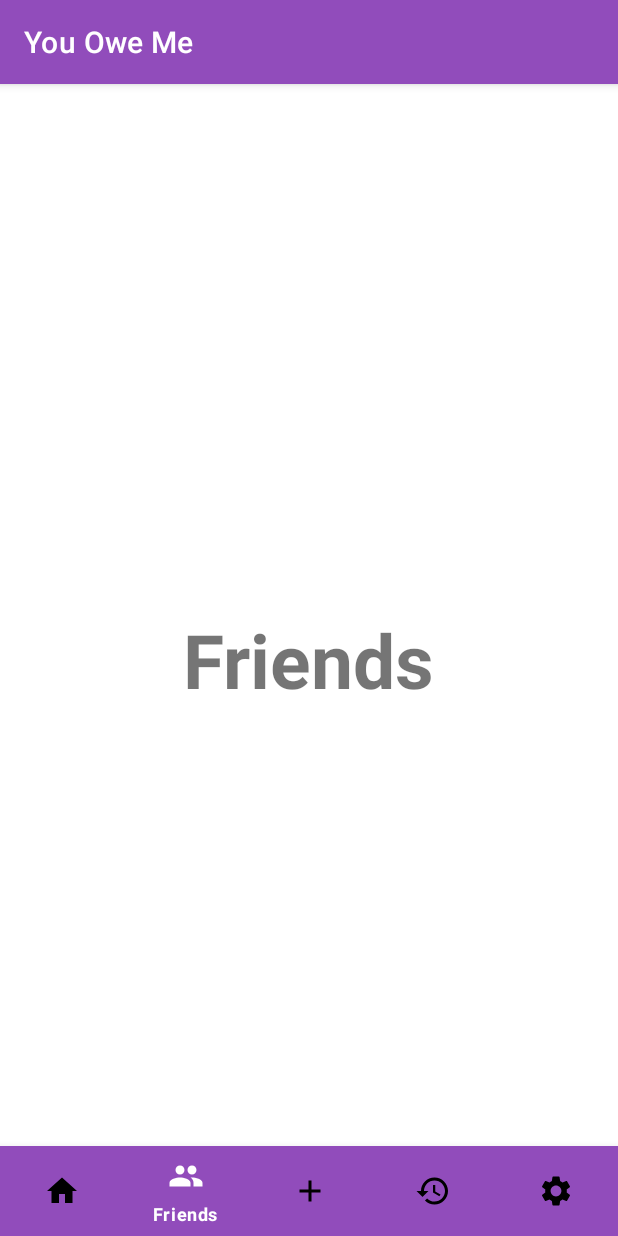
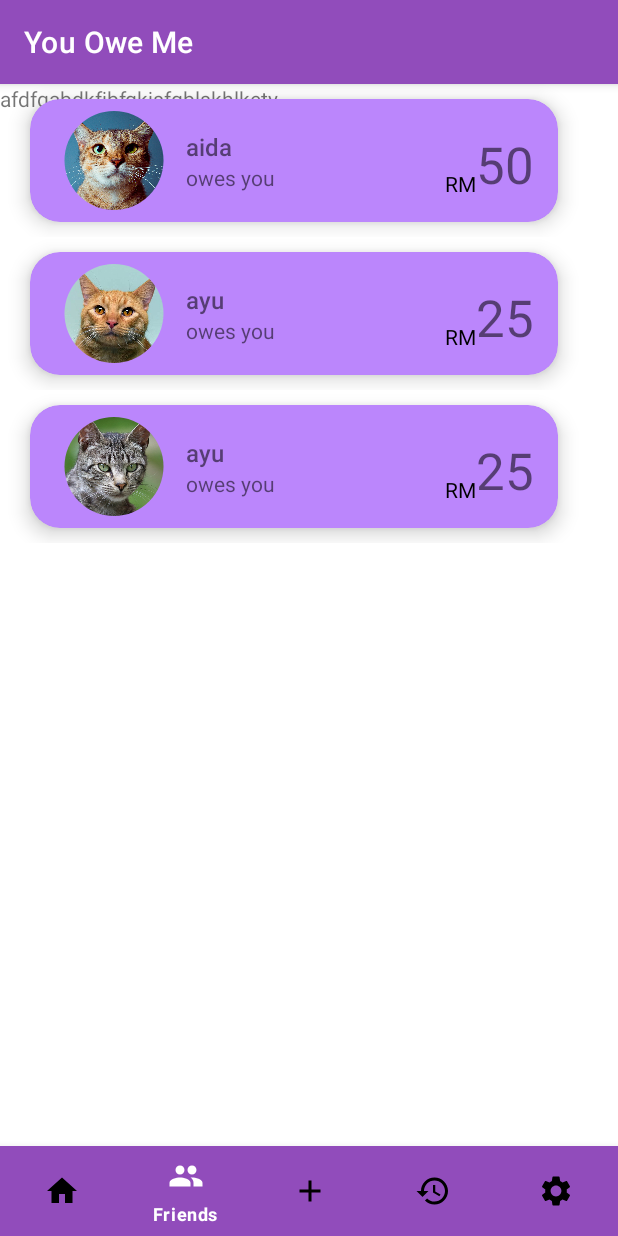
Before and after one commit to 11arns/YouOweMeProject, an Android app: the FriendsListActivity screen opened directly, with no data from a screen before it, on a phone screen of 412 x 824 dp. Run offline under Robolectric (Android 15) with nearby library versions, the phone set to English and light mode, and no system bars; our stand-ins replace CircleImageView.

Commit message:
Update Friend List Page

```diff
--- /dev/null
+++ b/app/src/main/java/com/example/YouOweMeProject/FriendsList/Friend/SettleUp/Confirmation.java
@@ -0,0 +1,4 @@
+package com.example.YouOweMeProject.FriendsList.Friend.SettleUp;
+
+public class Confirmation {
+}
--- /dev/null
+++ b/app/src/main/java/com/example/YouOweMeProject/FriendsList/Friend/SettleUpActivity.java
@@ -0,0 +1,4 @@
+package com.example.YouOweMeProject.FriendsList.Friend;
+
+public class SettleUpActivity {
+}
--- /dev/null
+++ b/app/src/main/java/com/example/YouOweMeProject/FriendsList/FriendActivity.java
@@ -0,0 +1,5 @@
+package com.example.YouOweMeProject.FriendsList;
+
+public class FriendActivity {
+
+}
--- /dev/null
+++ b/app/src/main/java/com/example/YouOweMeProject/FriendsList/FriendsListModel.java
@@ -0,0 +1,32 @@
+package com.example.YouOweMeProject.FriendsList;
+
+public class FriendsListModel {
+    String friendname;
+    String debtstatus;
+    String debtamount;
+    int image;
+
+
+    public FriendsListModel(String friendname, String debtstatus, String debtamount, int image) {
+        this.friendname = friendname;
+        this.debtstatus = debtstatus;
+        this.debtamount = debtamount;
+        this.image = image;
+    }
+
+    public String getFriendname() {
+        return friendname;
+    }
+
+    public String getDebtstatus() {
+        return debtstatus;
+    }
+
+    public String getDebtamount() {
+        return debtamount;
+    }
+
+    public int getImage() {
+        return image;
+    }
+}
--- /dev/null
+++ b/app/src/main/java/com/example/YouOweMeProject/FriendsList/Friendslist_RecyclerViewAdapter.java
@@ -0,0 +1,65 @@
+package com.example.YouOweMeProject.FriendsList;
+
+import android.content.Context;
+import android.view.LayoutInflater;
+import android.view.View;
+import android.view.ViewGroup;
+import android.widget.ImageView;
+import android.widget.TextView;
+
+import androidx.annotation.NonNull;
+import androidx.recyclerview.widget.RecyclerView;
+
+import com.example.YouOweMeProject.R;
+
+import java.util.ArrayList;
+
+public class Friendslist_RecyclerViewAdapter extends RecyclerView.Adapter<Friendslist_RecyclerViewAdapter.myviewholder> {
+
+    Context context;
+    ArrayList<FriendsListModel> friendsListModels;
+
+    public Friendslist_RecyclerViewAdapter(Context context, ArrayList<FriendsListModel> friendsListModels){
+       this.context = context;
+       this.friendsListModels= friendsListModels;
+
+    }
+    @NonNull
+    @Override
+    public Friendslist_RecyclerViewAdapter.myviewholder onCreateViewHolder(@NonNull ViewGroup parent, int viewType) {
+        LayoutInflater inflater = LayoutInflater.from(context);
+        View view = inflater.inflate(R.layout.friendslist_recyclerviewrow, parent, false);
+        return new Friendslist_RecyclerViewAdapter.myviewholder(view);
+    }
+
+    @Override
+    public void onBindViewHolder(@NonNull Friendslist_RecyclerViewAdapter.myviewholder holder, int position) {
+        holder.tvname.setText(friendsListModels.get(position).getFriendname());
+        holder.tvdebtamount.setText(friendsListModels.get(position).getDebtamount());
+        holder.tvdebtstatus.setText(friendsListModels.get(position).getDebtstatus());
+        holder.imageView.setImageResource(friendsListModels.get(position).getImage());
+
+    }
+
+    @Override
+    public int getItemCount() {
+        return friendsListModels.size();
+    }
+
+    public static class myviewholder extends RecyclerView.ViewHolder{
+
+        ImageView imageView;
+        TextView tvname, tvdebtstatus, tvdebtamount;
+
+        public myviewholder(@NonNull View itemView) {
+            super(itemView);
+
+            imageView = itemView.findViewById(R.id.IVfriends);
+            tvname = itemView.findViewById(R.id.TVfriendname);
+            tvdebtstatus = itemView.findViewById(R.id.TVdebtstatus);
+            tvdebtamount = itemView.findViewById(R.id.TVdebtamount);
+
+
+        }
+    }
+}
--- a/app/src/main/java/com/example/YouOweMeProject/FriendsListActivity.java
+++ b/app/src/main/java/com/example/YouOweMeProject/FriendsListActivity.java
@@ -2,19 +2,37 @@ package com.example.YouOweMeProject;
 
 import androidx.annotation.NonNull;
 import androidx.appcompat.app.AppCompatActivity;
+import androidx.recyclerview.widget.LinearLayoutManager;
+import androidx.recyclerview.widget.RecyclerView;
 
 import android.content.Intent;
 import android.os.Bundle;
 import android.view.MenuItem;
 
+import com.example.YouOweMeProject.FriendsList.FriendsListModel;
+import com.example.YouOweMeProject.FriendsList.Friendslist_RecyclerViewAdapter;
 import com.google.android.material.bottomnavigation.BottomNavigationView;
 
+import java.util.ArrayList;
+
 public class FriendsListActivity extends AppCompatActivity {
+
+    ArrayList<FriendsListModel> FriendListModels = new ArrayList<>();
+    int[] friendimage = {R.drawable.aida, R.drawable.ayu, R.drawable.ain};
 
     @Override
     protected void onCreate(Bundle savedInstanceState) {
         super.onCreate(savedInstanceState);
         setContentView(R.layout.friendslist);
+
+        //friends list recycler view
+        RecyclerView recyclerView = findViewById(R.id.friendslist_recyclerview);
+        setupfriendslistmodel();
+        Friendslist_RecyclerViewAdapter adapter = new Friendslist_RecyclerViewAdapter(this
+                , FriendListModels);
+        recyclerView.setAdapter(adapter);
+        recyclerView.setLayoutManager(new LinearLayoutManager(this));
+
 
         // Initialize and assign variable
         BottomNavigationView bottomNavigationView=findViewById(R.id.bottom_navigation);
@@ -51,5 +69,20 @@ public class FriendsListActivity extends AppCompatActivity {
                 return false;
             }
         });
+
+
+
+
+    }
+
+
+    private void setupfriendslistmodel(){
+        String[] name = getResources().getStringArray(R.array.friendname);
+        String[] debtstatus = getResources().getStringArray(R.array.debtstatus);
+        String[] debtamount = getResources().getStringArray(R.array.debtamount);
+
+        for(int i=0; i< name.length; i++ ){
+            FriendListModels.add(new FriendsListModel(name[i],debtstatus[i],debtamount[i], friendimage[i] ));
+        }
     }
 }
--- a/app/src/main/res/layout/friendslist.xml
+++ b/app/src/main/res/layout/friendslist.xml
@@ -8,12 +8,18 @@
     tools:context=".FriendsListActivity">
 
     <TextView
+        android:id="@+id/textView2"
         android:layout_width="wrap_content"
         android:layout_height="wrap_content"
-        android:text="Friends"
-        android:textSize="50sp"
-        android:textStyle="bold"
-        android:layout_centerInParent="true"/>
+        android:text="afdfgabdkfjbfgkjsfgblskhlkety" />
+
+    <androidx.recyclerview.widget.RecyclerView
+        android:id="@+id/friendslist_recyclerview"
+        android:layout_width="match_parent"
+        android:layout_height="match_parent"
+        android:layout_marginBottom="60dp" >
+
+    </androidx.recyclerview.widget.RecyclerView>
 
     <com.google.android.material.bottomnavigation.BottomNavigationView
         android:id="@+id/bottom_navigation"
@@ -23,6 +29,10 @@
         app:itemBackground="@color/purple"
         app:itemIconTint="@drawable/selector"
         app:itemTextColor="@drawable/selector"
-        app:menu="@menu/menu_navigation" />
+        app:menu="@menu/menu_navigation" >
+
+    </com.google.android.material.bottomnavigation.BottomNavigationView>
+
+
 
 </RelativeLayout>
--- /dev/null
+++ b/app/src/main/res/layout/friendslist_friend.xml
@@ -0,0 +1,6 @@
+<?xml version="1.0" encoding="utf-8"?>
+<androidx.constraintlayout.widget.ConstraintLayout xmlns:android="http://schemas.android.com/apk/res/android"
+    android:layout_width="match_parent"
+    android:layout_height="match_parent">
+
+</androidx.constraintlayout.widget.ConstraintLayout>
--- /dev/null
+++ b/app/src/main/res/layout/friendslist_friend_settleup.xml
@@ -0,0 +1,6 @@
+<?xml version="1.0" encoding="utf-8"?>
+<androidx.constraintlayout.widget.ConstraintLayout xmlns:android="http://schemas.android.com/apk/res/android"
+    android:layout_width="match_parent"
+    android:layout_height="match_parent">
+
+</androidx.constraintlayout.widget.ConstraintLayout>
--- /dev/null
+++ b/app/src/main/res/layout/friendslist_friend_settleup_confirmation.xml
@@ -0,0 +1,6 @@
+<?xml version="1.0" encoding="utf-8"?>
+<androidx.constraintlayout.widget.ConstraintLayout xmlns:android="http://schemas.android.com/apk/res/android"
+    android:layout_width="match_parent"
+    android:layout_height="match_parent">
+
+</androidx.constraintlayout.widget.ConstraintLayout>
--- /dev/null
+++ b/app/src/main/res/layout/friendslist_recyclerviewrow.xml
@@ -0,0 +1,85 @@
+<?xml version="1.0" encoding="utf-8"?>
+<androidx.constraintlayout.widget.ConstraintLayout xmlns:android="http://schemas.android.com/apk/res/android"
+    xmlns:app="http://schemas.android.com/apk/res-auto"
+    xmlns:tools="http://schemas.android.com/tools"
+    android:layout_width="match_parent"
+    android:layout_height="wrap_content">
+
+    <androidx.cardview.widget.CardView
+        android:layout_width="match_parent"
+        android:layout_height="wrap_content"
+        android:layout_marginStart="20dp"
+        android:layout_marginTop="10dp"
+        android:layout_marginEnd="40dp"
+        android:layout_marginBottom="10dp"
+        app:cardBackgroundColor="@color/purple_200"
+        app:cardCornerRadius="20dp"
+        app:cardElevation="8dp"
+        app:layout_constraintBottom_toBottomOf="parent"
+        app:layout_constraintEnd_toEndOf="parent"
+        app:layout_constraintStart_toStartOf="parent"
+        app:layout_constraintTop_toTopOf="parent">
+
+        <androidx.constraintlayout.widget.ConstraintLayout
+            android:layout_width="match_parent"
+            android:layout_height="match_parent">
+
+            <de.hdodenhof.circleimageview.CircleImageView
+                android:id="@+id/IVfriends"
+                android:layout_width="72dp"
+                android:layout_height="66dp"
+                android:layout_marginStart="20dp"
+                android:layout_marginTop="8dp"
+                android:layout_marginBottom="8dp"
+                app:layout_constraintBottom_toBottomOf="parent"
+                app:layout_constraintStart_toStartOf="parent"
+                app:layout_constraintTop_toTopOf="parent"
+                app:srcCompat="@drawable/aida" />
+
+            <TextView
+                android:id="@+id/TVdebtamount"
+                android:layout_width="wrap_content"
+                android:layout_height="wrap_content"
+                android:layout_marginEnd="16dp"
+                android:layout_marginBottom="16dp"
+                android:text="TextView"
+                android:textSize="34sp"
+                app:layout_constraintBottom_toBottomOf="parent"
+                app:layout_constraintEnd_toEndOf="parent" />
+
+            <TextView
+                android:id="@+id/TVcurrency"
+                android:layout_width="wrap_content"
+                android:layout_height="wrap_content"
+                android:layout_marginBottom="16dp"
+                android:text="RM"
+                android:textColor="#000000"
+                app:layout_constraintBottom_toBottomOf="parent"
+                app:layout_constraintEnd_toStartOf="@+id/TVdebtamount" />
+
+            <TextView
+                android:id="@+id/TVfriendname"
+                android:layout_width="wrap_content"
+                android:layout_height="wrap_content"
+                android:layout_marginStart="12dp"
+                android:fontFamily="sans-serif-medium"
+                android:text="TextView"
+                android:textSize="16sp"
+                app:layout_constraintBottom_toTopOf="@+id/TVdebtstatus"
+                app:layout_constraintStart_toEndOf="@+id/IVfriends" />
+
+            <TextView
+                android:id="@+id/TVdebtstatus"
+                android:layout_width="wrap_content"
+                android:layout_height="wrap_content"
+                android:layout_marginStart="12dp"
+                android:layout_marginBottom="20dp"
+                android:fontFamily="sans-serif"
+                android:text="TextView"
+                android:textSize="14sp"
+                app:layout_constraintBottom_toBottomOf="parent"
+                app:layout_constraintStart_toEndOf="@+id/IVfriends" />
+
+        </androidx.constraintlayout.widget.ConstraintLayout>
+    </androidx.cardview.widget.CardView>
+</androidx.constraintlayout.widget.ConstraintLayout>
--- a/app/src/main/res/values/strings.xml
+++ b/app/src/main/res/values/strings.xml
@@ -1,3 +1,27 @@
 <resources>
     <string name="app_name">Bottom Navigation Activity</string>
+
+    <string name="Currency">RM</string>
+
+
+    Array for friends list recycler view
+
+    <string-array name="friendname">
+        <item>aida</item>
+        <item>ayu</item>
+        <item>ayu</item>
+    </string-array>
+
+    <string-array name="debtstatus">
+        <item>owes you</item>
+        <item>owes you</item>
+        <item>owes you</item>
+    </string-array>
+
+    <string-array name="debtamount">
+        <item>50</item>
+        <item>25</item>
+        <item>25</item>
+    </string-array>
+
 </resources>
```
Also changed, not shown: app/src/main/res/drawable-v24/aida.jpg (added), app/src/main/res/drawable-v24/ain.jpg (added), app/src/main/res/drawable-v24/ayu.jpeg (added).
